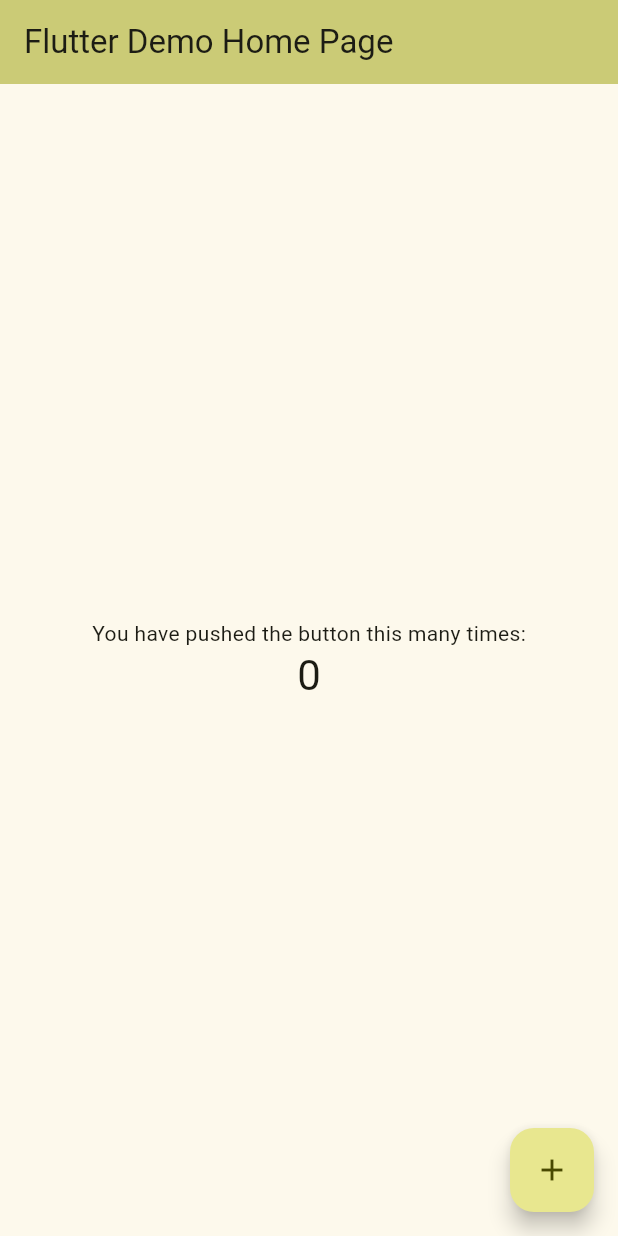
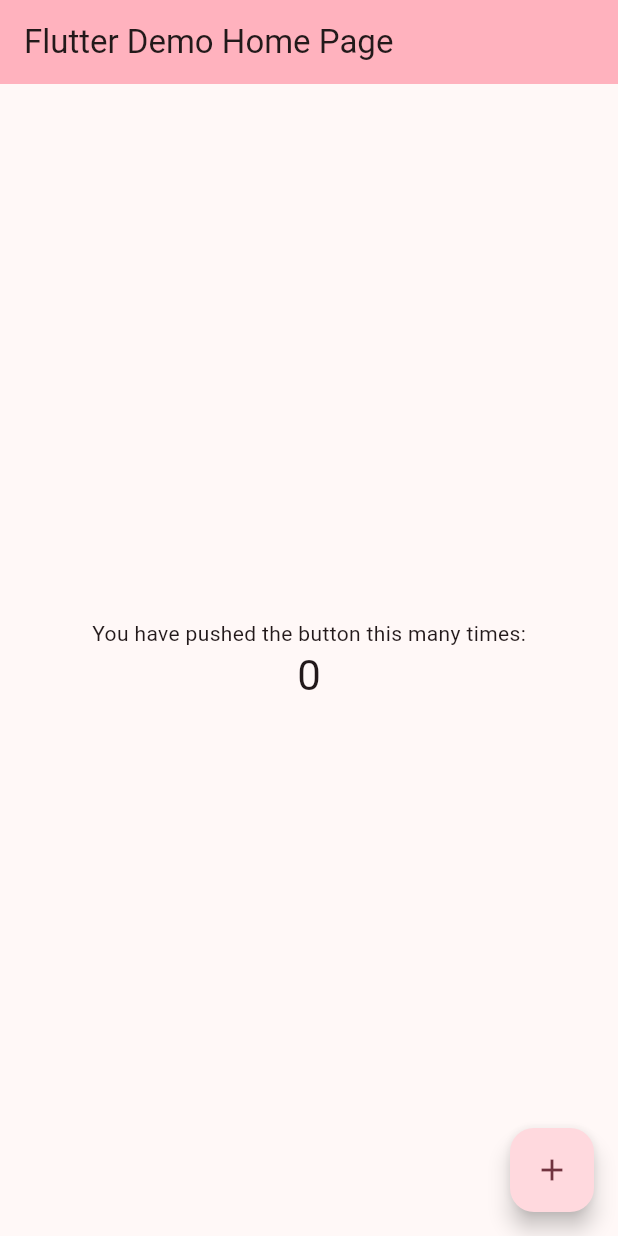
Before and after one commit to CodeCrypt05/Jenkins-Distribution, a Flutter app: the screen it shows after launch, on a phone screen of 412 x 824 dp. Run offline on Flutter 3.47's test engine with Material 3 defaults, Android fonts, the phone set to English and light mode, and no system bars; our stand-ins replace firebase_core; accounts and stored records are empty.

Commit message:
color change to pink

```diff
--- a/lib/main.dart
+++ b/lib/main.dart
@@ -17,7 +17,7 @@ class MyApp extends StatelessWidget {
     return MaterialApp(
       title: 'Flutter Demo',
       theme: ThemeData(
-        colorScheme: ColorScheme.fromSeed(seedColor: Colors.yellowAccent),
+        colorScheme: ColorScheme.fromSeed(seedColor: Colors.pink),
         useMaterial3: true,
       ),
       home: const MyHomePage(title: 'Flutter Demo Home Page'),
```
